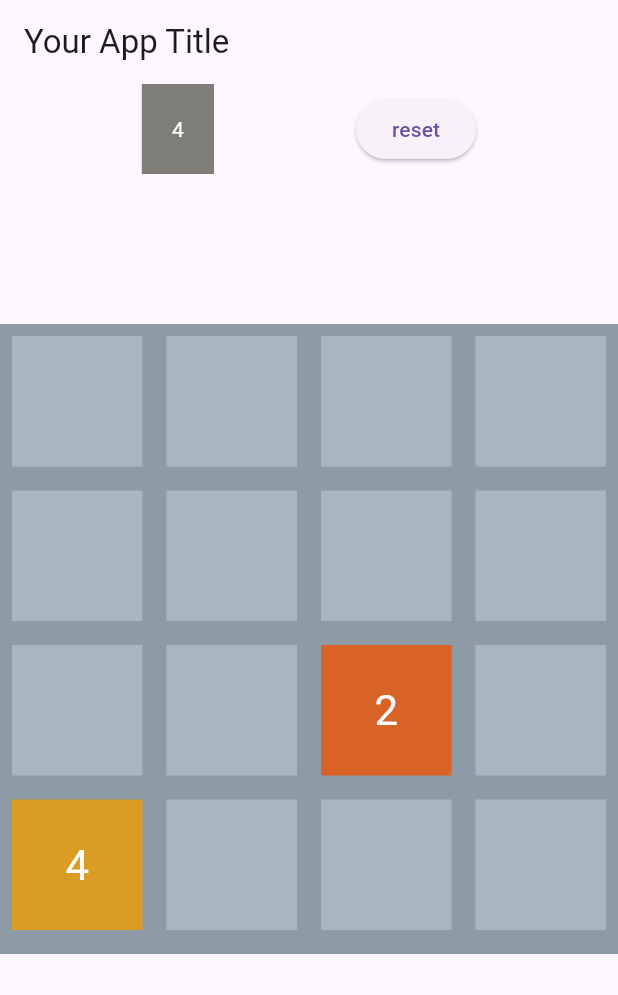
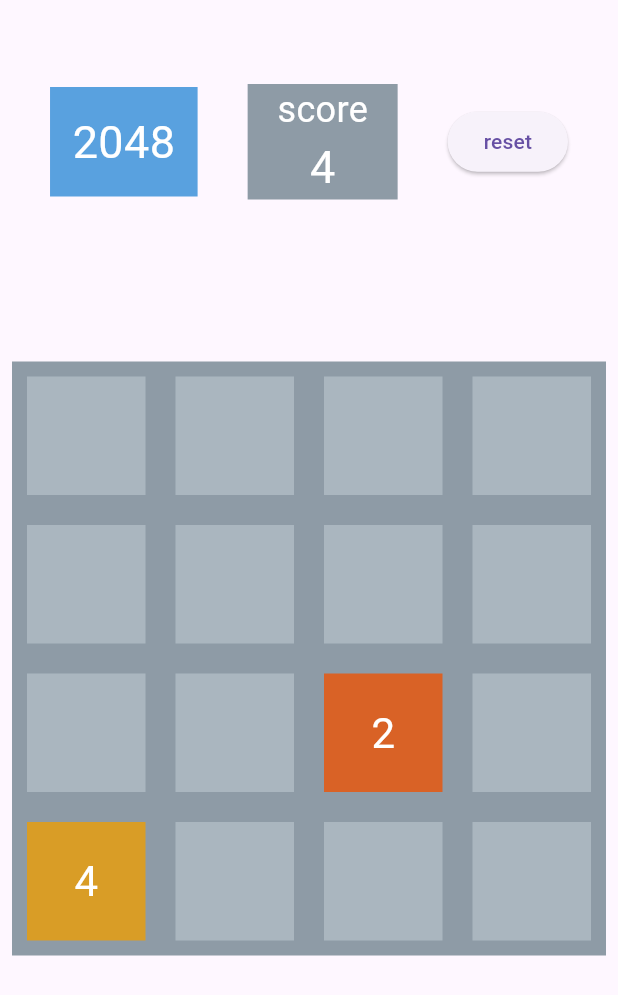
Before and after one commit to NoamAvitan1/application_game2048, a Flutter app: the screen it shows after launch, on a phone screen of 412 x 824 dp. Shown: the top 995 px of the screen. Run offline on Flutter 3.47's test engine with Material 3 defaults, Android fonts, the phone set to English and light mode, and no system bars; our stand-ins replace audioplayers.

Commit message:
added buttons

```diff
--- a/lib/main.dart
+++ b/lib/main.dart
@@ -283,7 +283,7 @@
   Widget build(BuildContext context) {
     return Scaffold(
       appBar: AppBar(
-        title: const Text('Your App Title'),
+        title: const Text(''),
       ),
       body: Column(
         crossAxisAlignment: CrossAxisAlignment.stretch,
@@ -292,12 +292,29 @@
             mainAxisAlignment: MainAxisAlignment.spaceEvenly,
             children: [
               Container(
-                padding: const EdgeInsets.all(20),
-                color: const Color.fromARGB(255, 127, 125, 120),
-                child: Text(
+                padding: const EdgeInsets.all(15),
+                color: const Color.fromARGB(255, 89, 161, 223),
+                child: const Text(
+                  '2048',
+                  style: TextStyle(color: Colors.white, fontSize: 30),
+                ),
+              ),
+              Container(
+                width: 100,
+                color: const Color.fromARGB(255, 142, 155, 166),
+                child: Padding(
+                  padding: const EdgeInsets.all(0),
+                  child: Column(
+                    children: [
+                      const Text(
+                        'score',
+                        style: TextStyle(color: Colors.white, fontSize: 24),
+                      ),
+                      Text(
                         score.toString(),
-                  style: const TextStyle(
-                    color: Colors.white,
+                        style: const TextStyle(color: Colors.white, fontSize: 30),
+                      ),
+                    ],
                   ),
                 ),
               ),
@@ -310,37 +327,53 @@
           const SizedBox(
             height: 100,
           ),
+          Padding(
+            padding: const EdgeInsets.all(8.0),
+            child: Container(
+              color: const Color.fromARGB(255, 142, 155, 166),
+              child: LayoutBuilder(
+                builder: (context, constraints) {
+                  final boxSize = constraints.maxWidth / board[0].length;
+                  final gridHeight = boxSize * board.length;
+                  return Stack(
+                    children: [
                       Container(
-            color: const Color.fromARGB(255, 142, 155, 166),
-            height: 420,
-            child: Stack(
-              children: [
-                GridView.builder(
+                        height: gridHeight,
+                        child: GridView.builder(
                           itemCount: board.length * board[0].length,
-                  gridDelegate: SliverGridDelegateWithFixedCrossAxisCount(
+                          gridDelegate:
+                              SliverGridDelegateWithFixedCrossAxisCount(
                             crossAxisCount: board[0].length,
+                            childAspectRatio:
+                                1, // Maintain aspect ratio for each box
                           ),
                           itemBuilder: (BuildContext context, int index) {
                             int row = index ~/ board[0].length;
                             int col = index % board[0].length;
                             return Container(
+                              height: boxSize,
                               color: board[row][col] == 0
                                   ? const Color.fromARGB(255, 170, 182, 191)
                                   : HSLColor.fromAHSL(
-                                  1.0, (board[row][col] * 10) % 360, 0.7, 0.5)
+                                          1.0,
+                                          (board[row][col] * 10) % 360,
+                                          0.7,
+                                          0.5)
                                       .toColor(),
-                      margin: const EdgeInsets.all(8),
+                              margin: const EdgeInsets.all(10),
                               alignment: Alignment.center,
                               child: Text(
                                 '${board[row][col]}',
                                 style: board[row][col] == 0
                                     ? const TextStyle(
-                                color: Color.fromARGB(255, 170, 182, 191))
+                                        color:
+                                            Color.fromARGB(255, 170, 182, 191))
                                     : const TextStyle(
                                         color: Colors.white, fontSize: 28),
                               ),
                             );
                           },
+                        ),
                       ),
                       Positioned.fill(
                         child: GestureDetector(
@@ -368,6 +401,9 @@
                         ),
                       ),
                     ],
+                  );
+                },
+              ),
             ),
           ),
         ],
```
Lines whose indentation alone changed are shown as unchanged.
